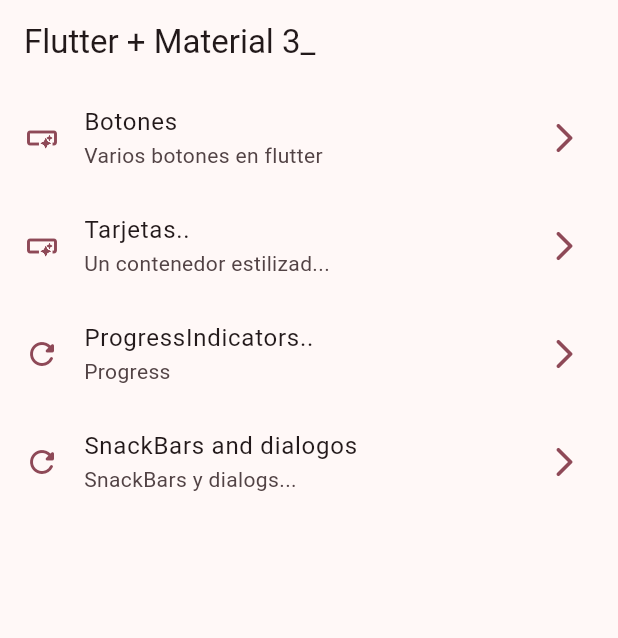
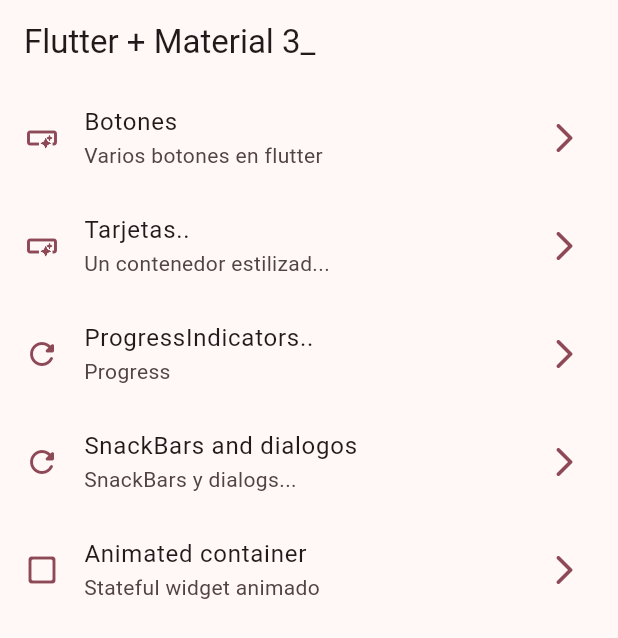
Before and after one commit to tardiojaime/widgets, a Flutter app: the screen it shows after launch, on a phone screen of 412 x 824 dp. Shown: the top 638 px of the screen. Run offline on Flutter 3.47's test engine with Material 3 defaults, Android fonts, the phone set to English and light mode, and no system bars; our stand-ins replace go_router.

Commit message:
Animate Container, animacion en statefulwidget

```diff
--- a/lib/config/menu/menu_item.dart
+++ b/lib/config/menu/menu_item.dart
@@ -41,4 +41,10 @@ const List<MenuItem> appMenuItems = [
       url: '/snackbars',
       icon: Icons.refresh_rounded,
       name: SnackbarScreen.name),
+  MenuItem(
+      title: 'Animated container',
+      subtitle: 'Stateful widget animado',
+      url: '/animated',
+      icon: Icons.check_box_outline_blank_rounded,
+      name: AnimatedScreen.name),
 ];
--- a/lib/config/router/app_router.dart
+++ b/lib/config/router/app_router.dart
@@ -26,5 +26,10 @@ final appRouter = GoRouter(initialLocation: '/', routes: [
     path: '/snackbars',
     name: SnackbarScreen.name,
     builder: (context, state) => const SnackbarScreen(),
+  ),
+  GoRoute(
+    path: '/animated',
+    name: AnimatedScreen.name,
+    builder: (context, state) => const AnimatedScreen(),
   )
 ]);
--- a/lib/presentation/screens/screen.dart
+++ b/lib/presentation/screens/screen.dart
@@ -1,3 +1,4 @@
+export 'package:widgets/presentation/screens/animated/animated_screen.dart';
 export 'package:widgets/presentation/screens/snackbar/snackbar_screen.dart';
 export 'package:widgets/presentation/screens/bottons/buttons_screen.dart';
 export 'package:widgets/presentation/screens/cards/card_screen.dart';
```
Also changed, not shown: lib/presentation/screens/animated/animated_screen.dart (added, +58 -0 lines).
